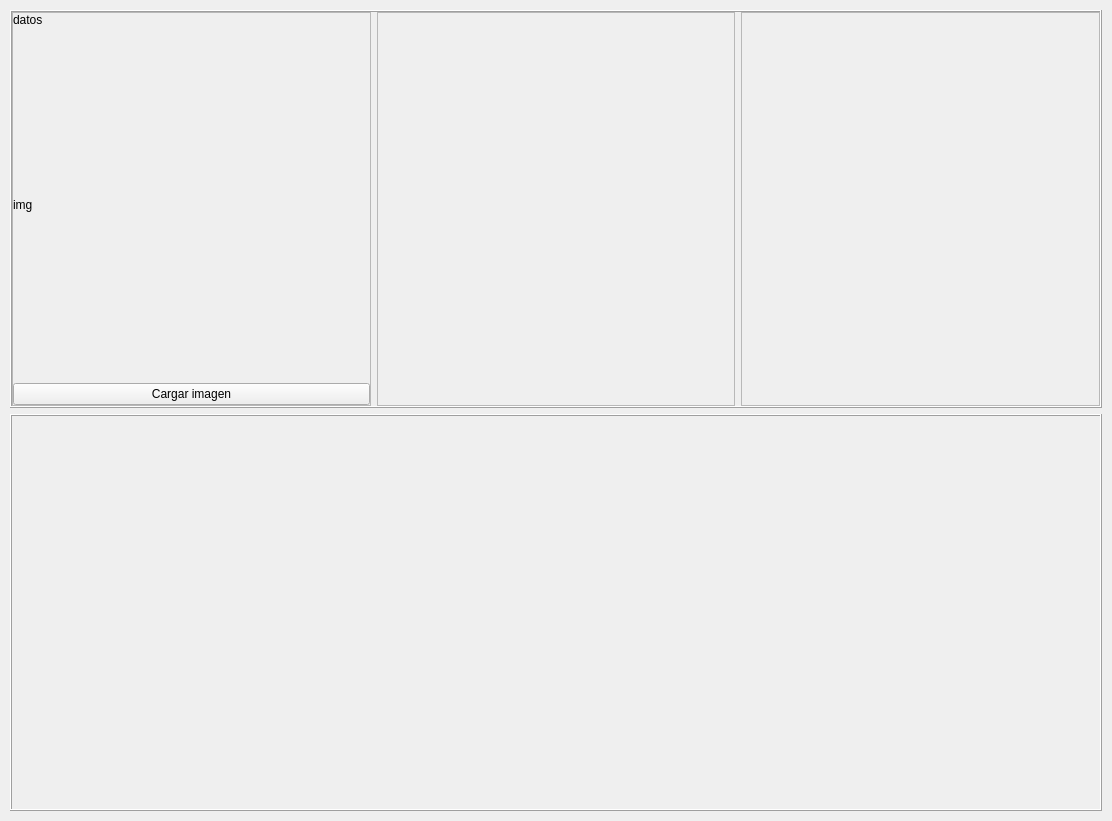
Before: the Qt Designer form gui.ui in leninrkb/reduccion-de-ruido-con-python, drawn with Qt 5.
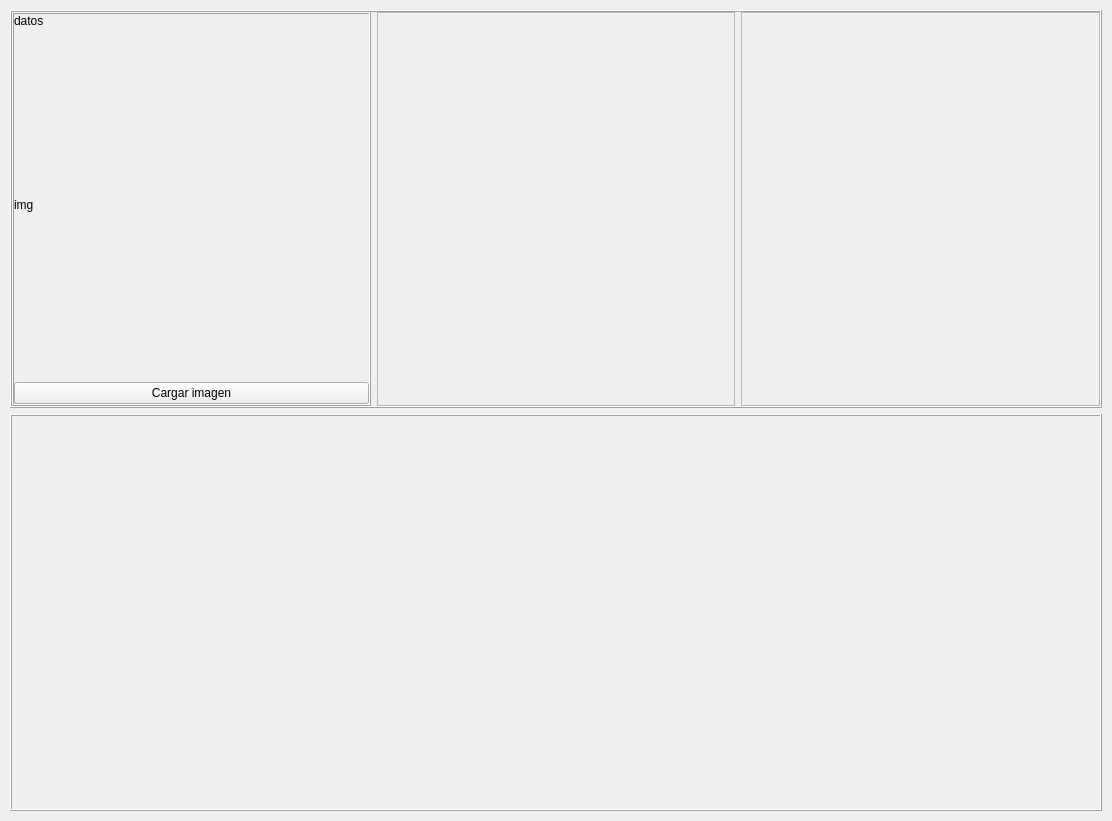
After: the same form once the commit is applied.

```diff
--- a/gui.ui
+++ b/gui.ui
@@ -51,7 +51,7 @@
        <item>
         <widget class="QFrame" name="frame">
          <property name="frameShape">
-          <enum>QFrame::StyledPanel</enum>
+          <enum>QFrame::Box</enum>
          </property>
          <property name="frameShadow">
           <enum>QFrame::Raised</enum>
```
